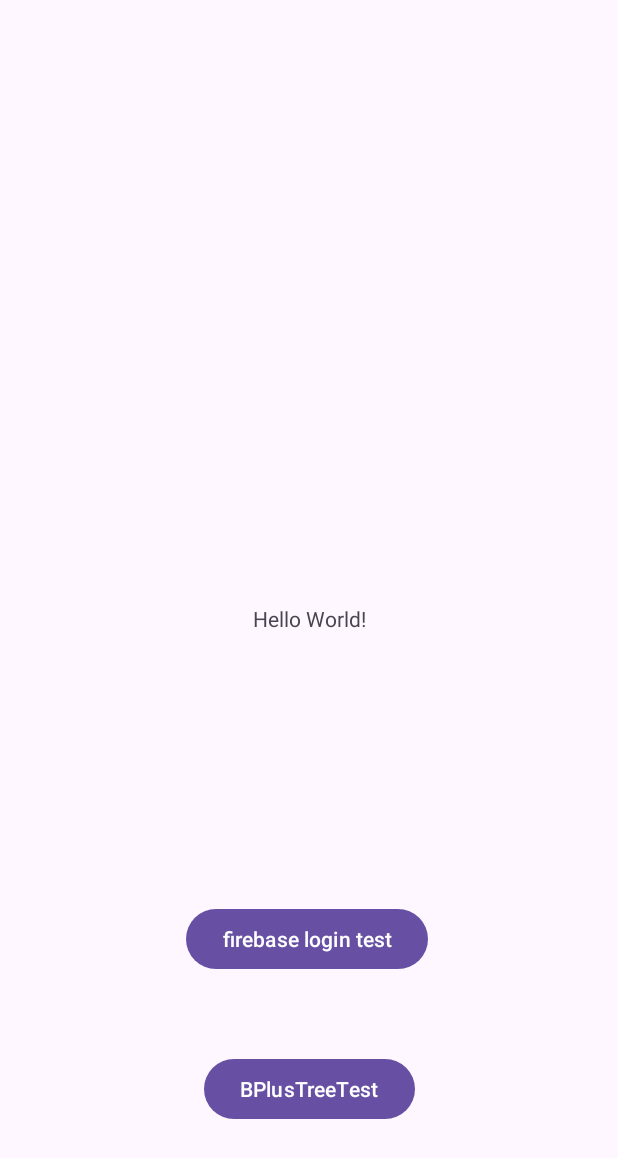
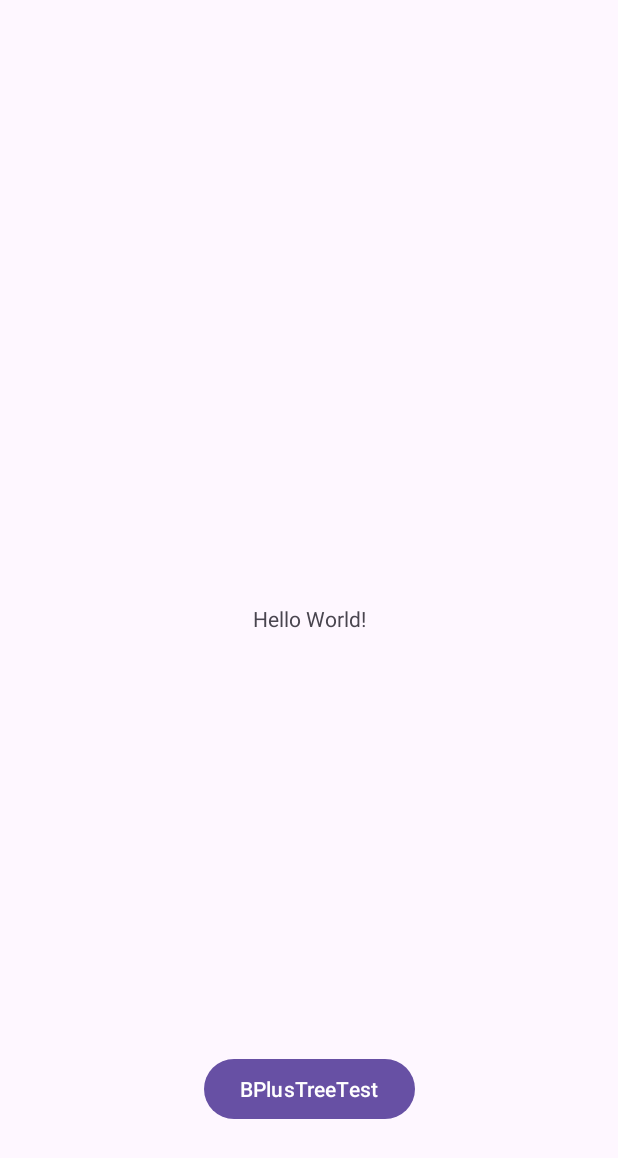
Before and after one commit to hulinxiang/Android-Software, an Android app: the screen it shows after launch (MainActivity), on a phone screen of 412 x 824 dp. Shown: the top 1158 px of the screen. Run offline under Robolectric (Android 15) with nearby library versions, the phone set to English and light mode, and no system bars; our stand-ins replace Firebase (no records; nobody signed in at launch, a user with empty details on screens opened directly).

Commit message:
delete unnecessary files

```diff
--- a/items/media/_examples/app/src/main/AndroidManifest.xml
+++ b/items/media/_examples/app/src/main/AndroidManifest.xml
@@ -41,12 +41,6 @@
             android:name=".activity.HomeActivity"
             android:exported="false" />
         <activity
-            android:name=".RegisterActivityTest"
-            android:exported="false" />
-        <activity
-            android:name=".LoginActivityTest"
-            android:exported="false" />
-        <activity
             android:name=".activity.MainActivity"
             android:exported="true">
             <intent-filter>
--- a/items/media/_examples/app/src/main/java/com/example/myapplication/activity/MainActivity.java
+++ b/items/media/_examples/app/src/main/java/com/example/myapplication/activity/MainActivity.java
@@ -7,7 +7,6 @@ import android.os.Bundle;
 import android.view.View;
 import android.widget.Button;
 
-import com.example.myapplication.LoginActivityTest;
 import com.example.myapplication.R;
 import com.example.myapplication.activity.loginUsingBPlusTree.LoginActivityBPlusTree;
 
@@ -17,16 +16,8 @@ public class MainActivity extends AppCompatActivity {
     protected void onCreate(Bundle savedInstanceState) {
         super.onCreate(savedInstanceState);
         setContentView(R.layout.activity_main);
-        Button firebaseTest = findViewById(R.id.firebaseTest);
         Button BPlusTreeTest = findViewById(R.id.BPlusTreeTest);
 
-        firebaseTest.setOnClickListener(new View.OnClickListener() {
-            @Override
-            public void onClick(View view) {
-                Intent intent = new Intent(MainActivity.this, LoginActivityTest.class);
-                startActivity(intent);
-            }
-        });
 
         BPlusTreeTest.setOnClickListener(new View.OnClickListener() {
             @Override
--- a/items/media/_examples/app/src/main/java/com/example/myapplication/activity/loginUsingBPlusTree/RegisterActivityBPlusTree.java
+++ b/items/media/_examples/app/src/main/java/com/example/myapplication/activity/loginUsingBPlusTree/RegisterActivityBPlusTree.java
@@ -52,7 +52,6 @@ public class RegisterActivityBPlusTree extends AppCompatActivity {
                     BPlusTreeManagerUser.getTreeInstance(RegisterActivityBPlusTree.this).insert(registerEmail, user);
                     Toast.makeText(RegisterActivityBPlusTree.this, "Register Successfully", Toast.LENGTH_SHORT).show();
                     finish();
-                    //跳回登录界面
                 } else {
                     Toast.makeText(RegisterActivityBPlusTree.this, "Duplicate usernames or passwords are empty", Toast.LENGTH_SHORT).show();
                 }
--- a/items/media/_examples/app/src/main/java/com/example/myapplication/src/FirebaseInitUser.java
+++ b/items/media/_examples/app/src/main/java/com/example/myapplication/src/FirebaseInitUser.java
@@ -9,6 +9,7 @@ import com.google.firebase.database.FirebaseDatabase;
 import com.google.firebase.database.ValueEventListener;
 
 import android.app.Application;
+import android.util.Log;
 
 
 public class FirebaseInitUser extends Application {
@@ -28,6 +29,9 @@ public class FirebaseInitUser extends Application {
         usersRef.addListenerForSingleValueEvent(new ValueEventListener() {
             @Override
             public void onDataChange(DataSnapshot dataSnapshot) {
+
+                Log.d("Initialise","Initialisation=========================");
+
 //                // 首先清除旧数据
 //                BPlusTreeManager.getTreeInstance(FirebaseInitUser.this).clear();
 
--- a/items/media/_examples/app/src/main/res/layout/activity_main.xml
+++ b/items/media/_examples/app/src/main/res/layout/activity_main.xml
@@ -17,16 +17,6 @@
         app:layout_constraintTop_toTopOf="parent" />
 
     <Button
-        android:id="@+id/firebaseTest"
-        android:layout_width="wrap_content"
-        android:layout_height="wrap_content"
-        android:layout_marginStart="124dp"
-        android:layout_marginTop="180dp"
-        android:text="firebase login test"
-        app:layout_constraintStart_toStartOf="parent"
-        app:layout_constraintTop_toBottomOf="@+id/textView" />
-
-    <Button
         android:id="@+id/BPlusTreeTest"
         android:layout_width="wrap_content"
         android:layout_height="wrap_content"
```
Also changed, not shown: items/media/_examples/app/src/main/java/com/example/myapplication/LoginActivityTest.java (deleted, +0 -78 lines), items/media/_examples/app/src/main/java/com/example/myapplication/RegisterActivityTest.java (deleted, +0 -84 lines), items/media/_examples/app/src/main/java/com/example/myapplication/activity/loginUsingBPlusTree/LoginActivityBPlusTree.java (+6 -1 lines).
